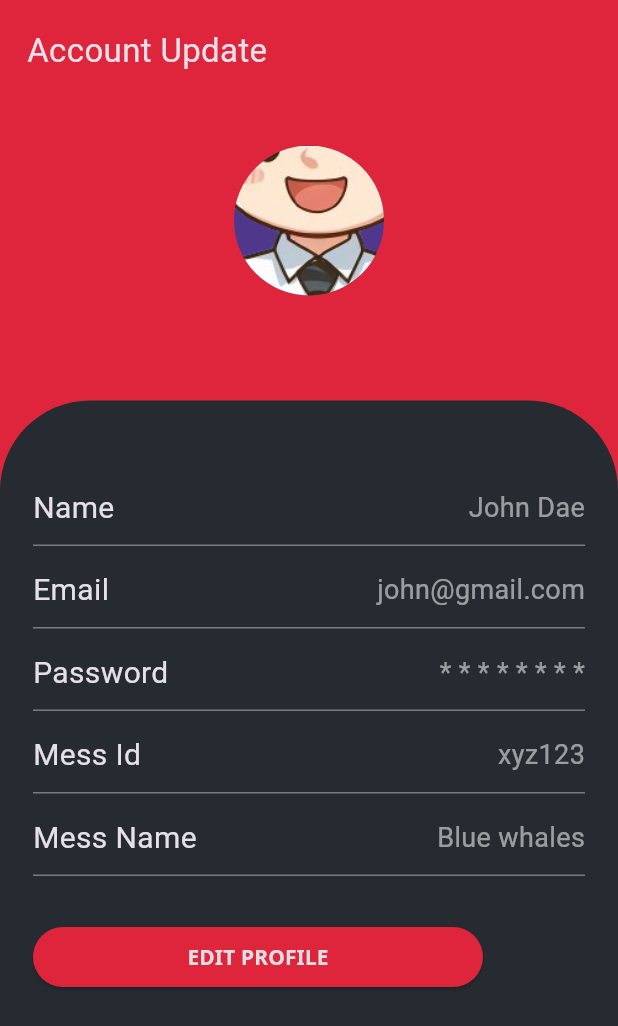
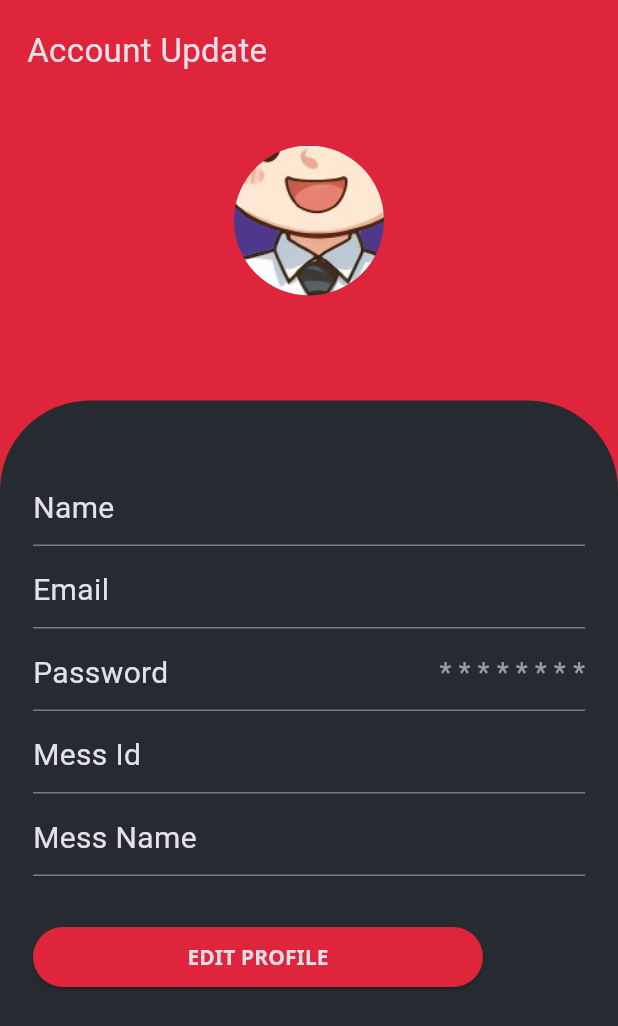
Before and after one commit to nafi-ullah/Mess-Manager, a Flutter app: the AccountUpdatePage screen opened directly, on a phone screen of 412 x 824 dp. Shown: the top 1026 px of the screen. Run offline on Flutter 3.47's test engine with Material 3 defaults, Android fonts, the phone set to English and light mode, and no system bars; our stand-ins replace curved_navigation_bar, font_awesome_flutter, google_fonts, shared_preferences; missing offline and left inert: zego_uikit_prebuilt_call; accounts and stored records are empty.

```diff
--- a/lib/main.dart
+++ b/lib/main.dart
@@ -55,7 +55,7 @@ class _MyAppState extends State<MyApp> {
         ),
       ),
       onGenerateRoute: (settings) => generateRoute(settings),
-      home: AccountUpdatePage()//Provider.of<UserProvider>(context, listen: false).user.token.isNotEmpty ? const MyHomePage() : const WelcomeScreen()
+      home: Provider.of<UserProvider>(context, listen: false).user.token.isNotEmpty ? const MyHomePage() : const WelcomeScreen()
     );
   }
 }
--- a/lib/screens/accountUpdate.dart
+++ b/lib/screens/accountUpdate.dart
@@ -85,10 +85,10 @@ class _AccountUpdatePageState extends State<AccountUpdatePage> {
                        crossAxisAlignment: CrossAxisAlignment.start,
                        children: [
                          const  SizedBox(height: 20),
-                         InfoBox(title: "Name", data: "John Dae"),
-                         InfoBox(title: "Email", data: "john@gmail.com"),
+                         InfoBox(title: "Name", data: user.name),
+                         InfoBox(title: "Email", data: user.email),
                          InfoBox(title: "Password", data: "* * * * * * * *"),
-                         InfoBox(title: "Mess Id", data: "xyz123"),
+                         InfoBox(title: "Mess Id", data: user.messid),
                          isEditable ? Column(children: [
                            SizedBox(height: 15.0,),
                            Row(children: [
@@ -114,7 +114,7 @@ class _AccountUpdatePageState extends State<AccountUpdatePage> {
                              height: 1.0,
                              color: Colors.white38,
                            )
-                         ],) :InfoBox(title: "Mess Name", data: "Blue whales")  ,
+                         ],) :InfoBox(title: "Mess Name", data: user.messname)  ,
                         SizedBox(height: 30,),
                          SizedBox(
                            width: 300,
--- a/lib/screens/dropdwonTest.dart
+++ b/lib/screens/dropdwonTest.dart
@@ -4,6 +4,7 @@ import 'package:mess_app/constants/constants.dart';
 import 'package:mess_app/dummydata/memberdata.dart';
 import 'package:mess_app/models/members.dart';
 import 'package:mess_app/provider/user_provider.dart';
+import 'package:mess_app/screens/accountUpdate.dart';
 import 'package:mess_app/screens/bazarShow.dart';
 import 'package:mess_app/screens/communication/msg_call.dart';
 import 'package:mess_app/screens/feedScreen.dart';
@@ -30,7 +31,7 @@ class _MyHomePageState extends State<MyHomePage> {
     const Feed(),
     const Center(child: Text("Communication"),),
     //const Communication(),
-    const Center(child: Text("Account"),),
+     AccountUpdatePage(),
   ];
 
 
```
Also changed, not shown: 1 other file.
